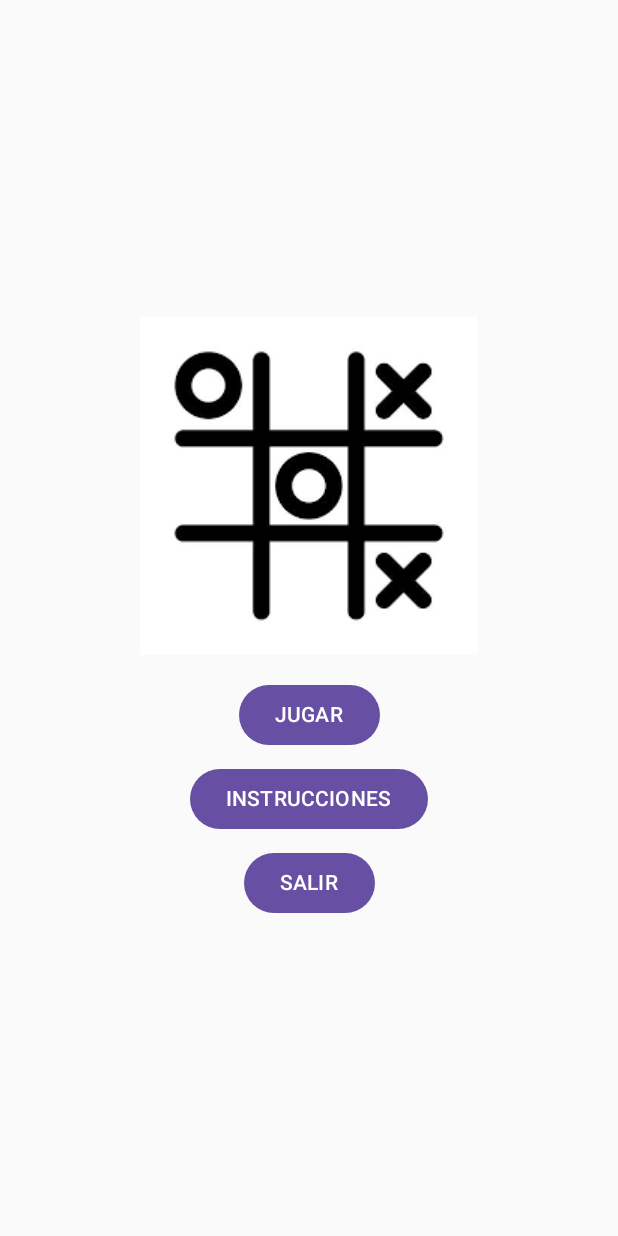
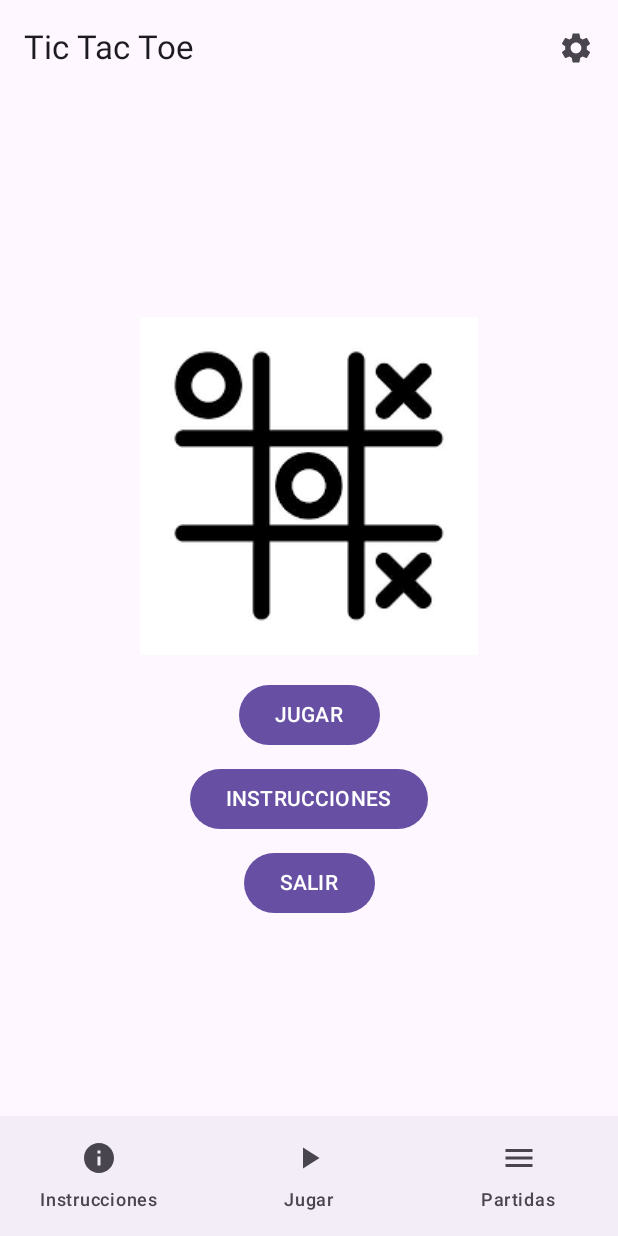
Before and after one commit to gdbogdan/apps1_practica, an Android app built with Jetpack Compose: the screen it shows after launch (MainActivity), on a phone screen of 412 x 824 dp. Run offline under Robolectric (Android 15) with nearby library versions, the phone set to English and light mode, and no system bars.

Commit message:
Scaffold funcional, falta pulirlo

```diff
--- a/app/src/main/java/com/example/tictactoe/MainActivity.kt
+++ b/app/src/main/java/com/example/tictactoe/MainActivity.kt
@@ -1,9 +1,26 @@
 package com.example.tictactoe
 
+import android.annotation.SuppressLint
 import android.os.Bundle
 import androidx.activity.ComponentActivity
 import androidx.activity.compose.setContent
 import androidx.activity.enableEdgeToEdge
+import androidx.compose.material.icons.Icons
+import androidx.compose.material.icons.filled.Info
+import androidx.compose.material.icons.filled.List
+import androidx.compose.material.icons.filled.Menu
+import androidx.compose.material.icons.filled.PlayArrow
+import androidx.compose.material.icons.filled.Settings
+import androidx.compose.material3.ExperimentalMaterial3Api
+import androidx.compose.material3.Icon
+import androidx.compose.material3.IconButton
+import androidx.compose.material3.NavigationBar
+import androidx.compose.material3.NavigationBarItem
+import androidx.compose.material3.Scaffold
+import androidx.compose.material3.Text
+import androidx.compose.material3.TopAppBar
+import androidx.compose.runtime.Composable
+import androidx.navigation.NavController
 import androidx.navigation.compose.NavHost
 import androidx.navigation.compose.composable
 import androidx.navigation.compose.rememberNavController
@@ -12,12 +29,20 @@ import com.example.tictactoe.screens.Instrucciones
 import com.example.tictactoe.screens.Jugar
 
 class MainActivity : ComponentActivity() {
+    @SuppressLint("UnusedMaterial3ScaffoldPaddingParameter")
     override fun onCreate(savedInstanceState: Bundle?) {
         super.onCreate(savedInstanceState)
         enableEdgeToEdge()
         setContent {
             val navController = rememberNavController()
-            NavHost(navController = navController, startDestination = "Inicio", builder = {
+            Scaffold(
+                topBar = {TopBar(navController)},
+                bottomBar = {BottomBar(navController)}
+            ) {
+                NavHost(
+                    navController = navController,
+                    startDestination = "Inicio",
+                    builder = {
                         composable ("Inicio") {
                             Inicio(navController)
                         }
@@ -27,7 +52,46 @@ class MainActivity : ComponentActivity() {
                         composable ("Jugar") {
                             Jugar(navController)
                         }
-            })
+                    }
+                )
             }
         }
     }
+
+    @OptIn(ExperimentalMaterial3Api::class)
+    @Composable
+    fun TopBar(navController: NavController){
+        TopAppBar(
+            title = { Text("Tic Tac Toe")},
+            actions = {
+                IconButton(onClick = {navController.navigate("Inicio")}) {
+                    Icon(Icons.Filled.Settings, contentDescription = "Configuracion")
+                }
+            }
+        )
+    }
+
+    @Composable
+    fun BottomBar(navController: NavController) {
+        NavigationBar {
+            NavigationBarItem(
+                icon = { Icon(Icons.Filled.Info, contentDescription = "Instrucciones") },
+                label = { Text("Instrucciones") },
+                selected = false, // Necesitarás lógica para esto
+                onClick = { navController.navigate("Instrucciones") }
+            )
+            NavigationBarItem(
+                icon = { Icon(Icons.Filled.PlayArrow, contentDescription = "Jugar") },
+                label = { Text("Jugar") },
+                selected = false, // Necesitarás lógica para esto
+                onClick = { navController.navigate("Jugar") }
+            )
+            NavigationBarItem(
+                icon = { Icon(Icons.Filled.Menu, contentDescription = "Partidas") },
+                label = { Text("Partidas") },
+                selected = false, // Necesitarás lógica para esto
+                onClick = { /* Navegar a partidas */ }
+            )
+        }
+    }
+}
--- a/app/src/main/res/values/strings.xml
+++ b/app/src/main/res/values/strings.xml
@@ -1,4 +1,5 @@
 <resources>
+    <!-- <string name=""></string> -->
     <string name="app_name">TicTacToe</string>
     <string name="instrucciones">En el juego del Tic Tac Toe o Tres en Raya, el objetivo principal es conseguir tres símbolos en línea horizontal, vertical o diagonal. Por norma general, en esta versión empezarán las "X".</string>
     <string name="instrucciones_dificultad">Existen 2 dificultades en el juego, en la dificultad "Fácil" el juego ocupará la primera celda disponible. En cambio, en la dificultad "Difícil" aquí será un valor aleatorio, pudiendo ser que te dificulte la jugabilidad y el ganar la partida.</string>
```
Lines whose indentation alone changed are shown as unchanged.
